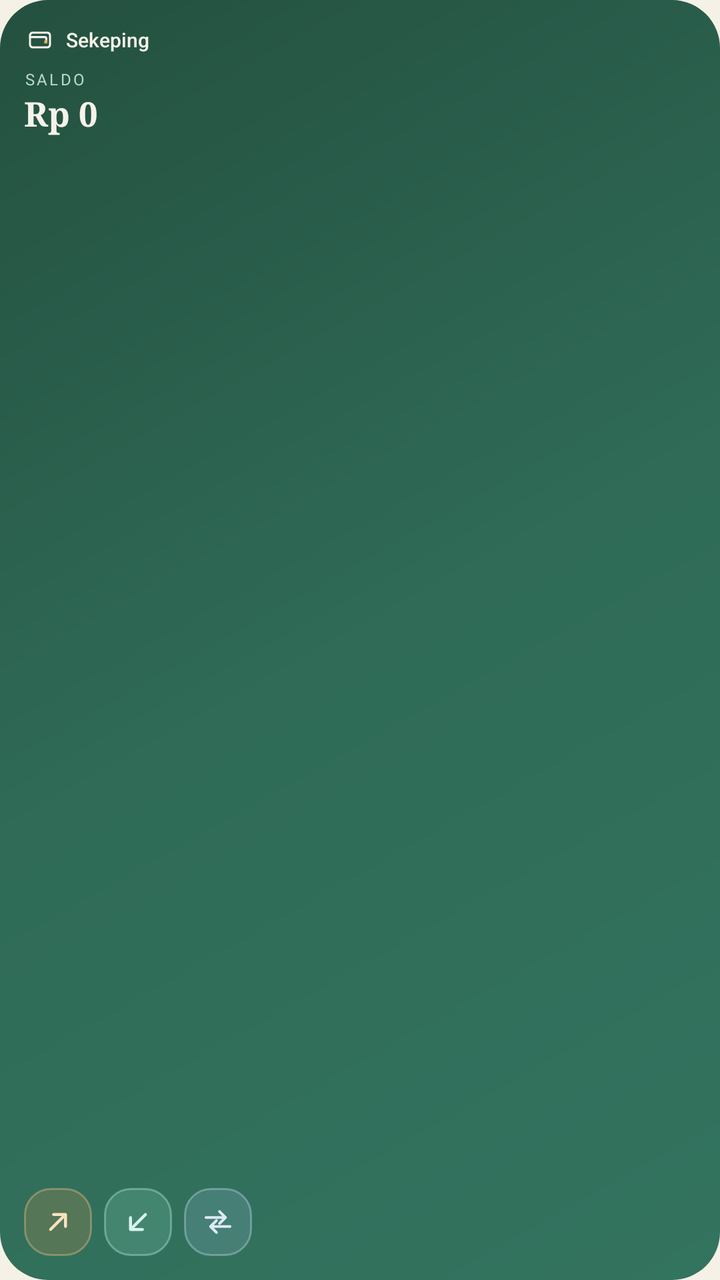
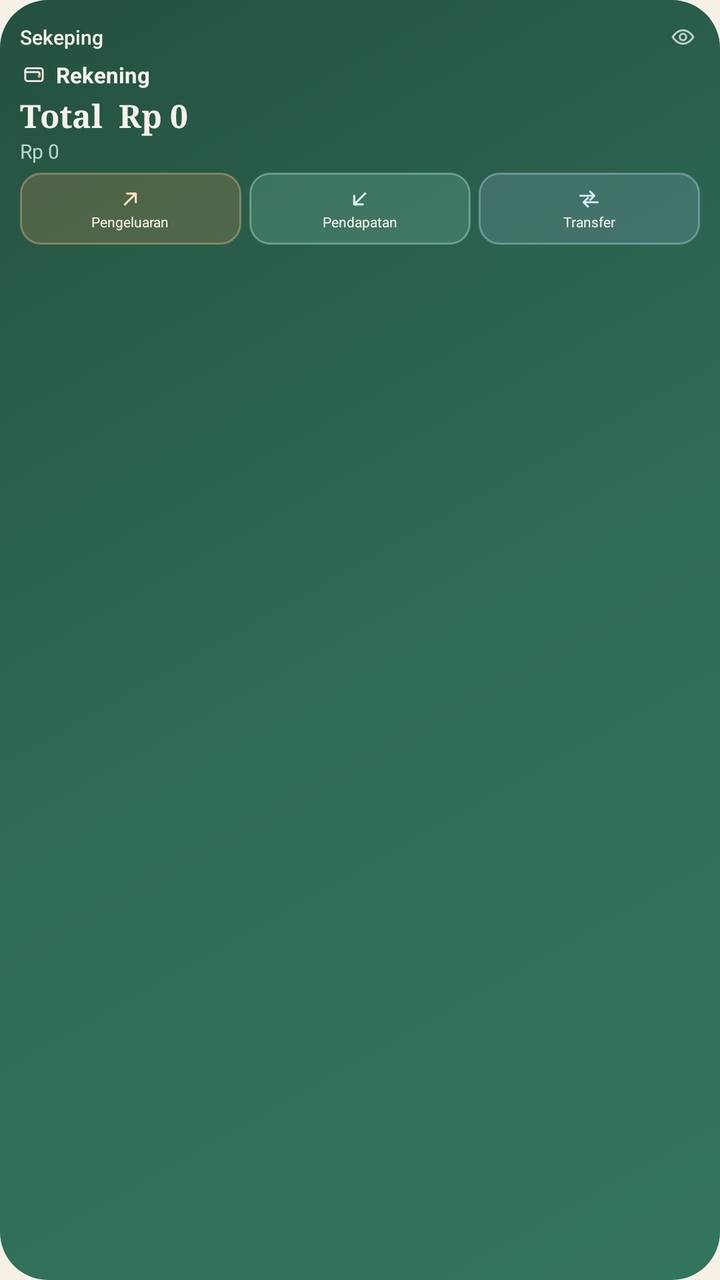

The first picture is an Android layout as it rendered before a commit; the second is the same layout after the commit. The layout source and the unified diff follow.
<!-- AndroidManifest.xml: application theme Theme.Sekeping -->
<!-- res/layout/widget_sekeping_square.xml -->
<?xml version="1.0" encoding="utf-8"?>
<LinearLayout xmlns:android="http://schemas.android.com/apk/res/android"
    android:id="@+id/widget_root"
    android:layout_width="match_parent"
    android:layout_height="match_parent"
    android:background="@drawable/widget_bg"
    android:contentDescription="@string/widget_open"
    android:orientation="vertical"
    android:padding="12dp">

    <LinearLayout
        android:layout_width="match_parent"
        android:layout_height="wrap_content"
        android:gravity="center_vertical"
        android:orientation="horizontal">

        <ImageView
            android:layout_width="16dp"
            android:layout_height="16dp"
            android:contentDescription="@string/app_name"
            android:src="@drawable/ic_wallet" />

        <TextView
            android:layout_width="wrap_content"
            android:layout_height="wrap_content"
            android:layout_marginStart="5dp"
            android:fontFamily="sans-serif-medium"
            android:text="@string/app_name"
            android:textColor="@color/widget_cream"
            android:textSize="10sp" />
    </LinearLayout>

    <TextView
        android:id="@+id/widget_caption"
        android:layout_width="match_parent"
        android:layout_height="wrap_content"
        android:layout_marginTop="6dp"
        android:ellipsize="end"
        android:letterSpacing="0.14"
        android:maxLines="1"
        android:text="@string/widget_caption"
        android:textAllCaps="true"
        android:textColor="@color/widget_muted"
        android:textSize="8sp" />

    <TextView
        android:id="@+id/widget_balance"
        android:layout_width="match_parent"
        android:layout_height="wrap_content"
        android:ellipsize="end"
        android:fontFamily="serif"
        android:textStyle="bold"
        android:maxLines="1"
        android:text="Rp 0"
        android:textColor="@color/widget_cream"
        android:textSize="17sp" />

    <LinearLayout
        android:layout_width="match_parent"
        android:layout_height="0dp"
        android:layout_weight="1"
        android:orientation="vertical" />

    <LinearLayout
        android:layout_width="wrap_content"
        android:layout_height="wrap_content"
        android:gravity="center_vertical"
        android:orientation="horizontal">

        <ImageView
            android:id="@+id/widget_expense"
            android:layout_width="34dp"
            android:layout_height="34dp"
            android:background="@drawable/widget_btn_expense"
            android:clickable="true"
            android:contentDescription="@string/widget_expense"
            android:focusable="true"
            android:padding="8dp"
            android:src="@drawable/ic_widget_expense"
            android:tint="@color/widget_icon_expense" />

        <ImageView
            android:id="@+id/widget_income"
            android:layout_width="34dp"
            android:layout_height="34dp"
            android:layout_marginStart="6dp"
            android:background="@drawable/widget_btn_income"
            android:clickable="true"
            android:contentDescription="@string/widget_income"
            android:focusable="true"
            android:padding="8dp"
            android:src="@drawable/ic_widget_income"
            android:tint="@color/widget_icon_income" />

        <ImageView
            android:id="@+id/widget_transfer"
            android:layout_width="34dp"
            android:layout_height="34dp"
            android:layout_marginStart="6dp"
            android:background="@drawable/widget_btn_transfer"
            android:clickable="true"
            android:contentDescription="@string/widget_transfer"
            android:focusable="true"
            android:padding="8dp"
            android:src="@drawable/ic_widget_transfer"
            android:tint="@color/widget_icon_transfer" />
    </LinearLayout>
</LinearLayout>
<!-- resources referenced by this layout -->
<resources>
  <color name="widget_cream">#F6F2E9</color>
  <color name="widget_icon_expense">#FFE1BC</color>
  <color name="widget_icon_income">#D8F6EA</color>
  <color name="widget_icon_transfer">#DCEBF7</color>
  <color name="widget_muted">#B9D6CA</color>
  <!-- drawable widget_bg (drawable) -->
  <?xml version="1.0" encoding="utf-8"?>
  <shape xmlns:android="http://schemas.android.com/apk/res/android"
      android:shape="rectangle">
      <gradient
          android:angle="135"
          android:centerColor="@color/brand"
          android:endColor="@color/brand_dark"
          android:startColor="#33745F"
          android:type="linear" />
      <corners android:radius="24dp" />
  </shape>
  <!-- drawable widget_btn_expense (drawable) -->
  <?xml version="1.0" encoding="utf-8"?>
  <ripple xmlns:android="http://schemas.android.com/apk/res/android"
      android:color="#33FFFFFF">
      <item>
          <shape android:shape="rectangle">
              <solid android:color="#3DC98A4B" />
              <corners android:radius="13dp" />
              <stroke
                  android:width="1dp"
                  android:color="#66E8BE8C" />
          </shape>
      </item>
  </ripple>
  <!-- drawable widget_btn_income (drawable) -->
  <?xml version="1.0" encoding="utf-8"?>
  <ripple xmlns:android="http://schemas.android.com/apk/res/android"
      android:color="#33FFFFFF">
      <item>
          <shape android:shape="rectangle">
              <solid android:color="#338FD8C0" />
              <corners android:radius="13dp" />
              <stroke
                  android:width="1dp"
                  android:color="#66B4EED8" />
          </shape>
      </item>
  </ripple>
  <!-- drawable widget_btn_transfer (drawable) -->
  <?xml version="1.0" encoding="utf-8"?>
  <ripple xmlns:android="http://schemas.android.com/apk/res/android"
      android:color="#33FFFFFF">
      <item>
          <shape android:shape="rectangle">
              <solid android:color="#339DBBD4" />
              <corners android:radius="13dp" />
              <stroke
                  android:width="1dp"
                  android:color="#66BED7EC" />
          </shape>
      </item>
  </ripple>
  <string name="app_name">Sekeping</string>
  <string name="widget_caption">Saldo</string>
  <string name="widget_expense">Pengeluaran</string>
  <string name="widget_income">Pendapatan</string>
  <string name="widget_open">Buka Sekeping</string>
  <string name="widget_transfer">Transfer</string>
  <style name="Theme.Sekeping" parent="Theme.AppCompat.DayNight.NoActionBar">
          <item name="colorPrimary">@color/brand</item>
          <item name="colorPrimaryDark">@color/paper</item>
          <item name="colorAccent">@color/accent</item>
          <item name="android:windowBackground">@color/paper</item>
          <item name="android:statusBarColor">@color/paper</item>
          <item name="android:navigationBarColor">@color/paper</item>
          <item name="android:windowLightStatusBar">true</item>
      </style>
  <color name="brand">#2F6B57</color>
  <color name="brand_dark">#24503F</color>
  <color name="paper">#F6F1E7</color>
  <color name="accent">#2F6B57</color>
  <!-- unchanged entries left out for length: 4 -->
</resources>

<!-- the commit's change to res/layout/widget_sekeping_square.xml (unified diff, before → after) -->
@@ -6,7 +6,7 @@
     android:background="@drawable/widget_bg"
     android:contentDescription="@string/widget_open"
     android:orientation="vertical"
-    android:padding="12dp">
+    android:padding="10dp">
 
     <LinearLayout
         android:layout_width="match_parent"
@@ -14,95 +14,173 @@
         android:gravity="center_vertical"
         android:orientation="horizontal">
 
-        <ImageView
-            android:layout_width="16dp"
-            android:layout_height="16dp"
-            android:contentDescription="@string/app_name"
-            android:src="@drawable/ic_wallet" />
-
         <TextView
             android:layout_width="wrap_content"
             android:layout_height="wrap_content"
-            android:layout_marginStart="5dp"
             android:fontFamily="sans-serif-medium"
             android:text="@string/app_name"
             android:textColor="@color/widget_cream"
             android:textSize="10sp" />
+
+        <View
+            android:layout_width="0dp"
+            android:layout_height="1dp"
+            android:layout_weight="1" />
+
+        <ImageView
+            android:id="@+id/widget_eye"
+            android:layout_width="17dp"
+            android:layout_height="17dp"
+            android:contentDescription="@string/widget_toggle_amounts"
+            android:padding="2dp"
+            android:src="@drawable/ic_eye"
+            android:tint="@color/widget_muted" />
     </LinearLayout>
-
-    <TextView
-        android:id="@+id/widget_caption"
-        android:layout_width="match_parent"
-        android:layout_height="wrap_content"
-        android:layout_marginTop="6dp"
-        android:ellipsize="end"
-        android:letterSpacing="0.14"
-        android:maxLines="1"
-        android:text="@string/widget_caption"
-        android:textAllCaps="true"
-        android:textColor="@color/widget_muted"
-        android:textSize="8sp" />
-
-    <TextView
-        android:id="@+id/widget_balance"
-        android:layout_width="match_parent"
-        android:layout_height="wrap_content"
-        android:ellipsize="end"
-        android:fontFamily="serif"
-        android:textStyle="bold"
-        android:maxLines="1"
-        android:text="Rp 0"
-        android:textColor="@color/widget_cream"
-        android:textSize="17sp" />
 
     <LinearLayout
         android:layout_width="match_parent"
-        android:layout_height="0dp"
-        android:layout_weight="1"
-        android:orientation="vertical" />
-
-    <LinearLayout
-        android:layout_width="wrap_content"
         android:layout_height="wrap_content"
+        android:layout_marginTop="3dp"
         android:gravity="center_vertical"
         android:orientation="horizontal">
 
         <ImageView
+            android:id="@+id/widget_provider_icon"
+            android:layout_width="14dp"
+            android:layout_height="14dp"
+            android:contentDescription="@string/widget_provider"
+            android:src="@drawable/ic_wallet" />
+
+        <TextView
+            android:id="@+id/widget_provider"
+            android:layout_width="0dp"
+            android:layout_height="wrap_content"
+            android:layout_marginStart="4dp"
+            android:layout_weight="1"
+            android:ellipsize="end"
+            android:maxLines="1"
+            android:text="@string/widget_provider"
+            android:textColor="@color/widget_cream"
+            android:textSize="11sp"
+            android:textStyle="bold" />
+    </LinearLayout>
+
+    <TextView
+        android:id="@+id/widget_total"
+        android:layout_width="match_parent"
+        android:layout_height="wrap_content"
+        android:layout_marginTop="2dp"
+        android:ellipsize="end"
+        android:fontFamily="serif"
+        android:maxLines="1"
+        android:text="Total  Rp 0"
+        android:textColor="@color/widget_cream"
+        android:textSize="16sp"
+        android:textStyle="bold" />
+
+    <TextView
+        android:id="@+id/widget_provider_balance"
+        android:layout_width="match_parent"
+        android:layout_height="wrap_content"
+        android:ellipsize="end"
+        android:maxLines="1"
+        android:text="Rp 0"
+        android:textColor="@color/widget_muted"
+        android:textSize="10sp" />
+
+    <LinearLayout
+        android:layout_width="match_parent"
+        android:layout_height="36dp"
+        android:layout_marginTop="4dp"
+        android:orientation="horizontal">
+
+        <LinearLayout
             android:id="@+id/widget_expense"
-            android:layout_width="34dp"
-            android:layout_height="34dp"
+            android:layout_width="0dp"
+            android:layout_height="match_parent"
+            android:layout_marginEnd="4dp"
+            android:layout_weight="1"
             android:background="@drawable/widget_btn_expense"
             android:clickable="true"
             android:contentDescription="@string/widget_expense"
             android:focusable="true"
-            android:padding="8dp"
-            android:src="@drawable/ic_widget_expense"
-            android:tint="@color/widget_icon_expense" />
+            android:gravity="center"
+            android:orientation="vertical">
 
-        <ImageView
+            <ImageView
+                android:layout_width="13dp"
+                android:layout_height="13dp"
+                android:contentDescription="@string/widget_expense"
+                android:src="@drawable/ic_widget_expense"
+                android:tint="@color/widget_icon_expense" />
+
+            <TextView
+                android:id="@+id/widget_expense_label"
+                android:layout_width="wrap_content"
+                android:layout_height="wrap_content"
+                android:maxLines="1"
+                android:text="@string/widget_expense"
+                android:textColor="@color/widget_cream"
+                android:textSize="7sp" />
+        </LinearLayout>
+
+        <LinearLayout
             android:id="@+id/widget_income"
-            android:layout_width="34dp"
-            android:layout_height="34dp"
-            android:layout_marginStart="6dp"
+            android:layout_width="0dp"
+            android:layout_height="match_parent"
+            android:layout_marginEnd="4dp"
+            android:layout_weight="1"
             android:background="@drawable/widget_btn_income"
             android:clickable="true"
             android:contentDescription="@string/widget_income"
             android:focusable="true"
-            android:padding="8dp"
-            android:src="@drawable/ic_widget_income"
-            android:tint="@color/widget_icon_income" />
+            android:gravity="center"
+            android:orientation="vertical">
 
-        <ImageView
+            <ImageView
+                android:layout_width="13dp"
+                android:layout_height="13dp"
+                android:contentDescription="@string/widget_income"
+                android:src="@drawable/ic_widget_income"
+                android:tint="@color/widget_icon_income" />
+
+            <TextView
+                android:id="@+id/widget_income_label"
+                android:layout_width="wrap_content"
+                android:layout_height="wrap_content"
+                android:maxLines="1"
+                android:text="@string/widget_income"
+                android:textColor="@color/widget_cream"
+                android:textSize="7sp" />
+        </LinearLayout>
+
+        <LinearLayout
             android:id="@+id/widget_transfer"
-            android:layout_width="34dp"
-            android:layout_height="34dp"
-            android:layout_marginStart="6dp"
+            android:layout_width="0dp"
+            android:layout_height="match_parent"
+            android:layout_weight="1"
             android:background="@drawable/widget_btn_transfer"
             android:clickable="true"
             android:contentDescription="@string/widget_transfer"
             android:focusable="true"
-            android:padding="8dp"
-            android:src="@drawable/ic_widget_transfer"
-            android:tint="@color/widget_icon_transfer" />
+            android:gravity="center"
+            android:orientation="vertical">
+
+            <ImageView
+                android:layout_width="13dp"
+                android:layout_height="13dp"
+                android:contentDescription="@string/widget_transfer"
+                android:src="@drawable/ic_widget_transfer"
+                android:tint="@color/widget_icon_transfer" />
+
+            <TextView
+                android:id="@+id/widget_transfer_label"
+                android:layout_width="wrap_content"
+                android:layout_height="wrap_content"
+                android:maxLines="1"
+                android:text="@string/widget_transfer"
+                android:textColor="@color/widget_cream"
+                android:textSize="7sp" />
+        </LinearLayout>
     </LinearLayout>
 </LinearLayout>
<!-- resource entries referenced after the edit -->
@@ -5,6 +5,15 @@
   <color name="widget_icon_income">#D8F6EA</color>
   <color name="widget_icon_transfer">#DCEBF7</color>
   <color name="widget_muted">#B9D6CA</color>
+  <!-- drawable ic_eye (drawable) -->
+  <vector xmlns:android="http://schemas.android.com/apk/res/android"
+      android:width="24dp" android:height="24dp"
+      android:viewportWidth="24" android:viewportHeight="24">
+      <path android:fillColor="#00000000" android:strokeColor="#FFFFFFFF" android:strokeWidth="1.8"
+          android:pathData="M2.5,12S6,5.8 12,5.8 21.5,12 21.5,12 18,18.2 12,18.2 2.5,12 2.5,12Z" />
+      <path android:fillColor="#00000000" android:strokeColor="#FFFFFFFF" android:strokeWidth="1.8"
+          android:pathData="M12,12m-3,0a3,3 0 1,0 6,0a3,3 0 1,0 -6,0" />
+  </vector>
   <!-- drawable widget_bg (drawable) -->
   <?xml version="1.0" encoding="utf-8"?>
   <shape xmlns:android="http://schemas.android.com/apk/res/android"
@@ -24,7 +33,7 @@
       <item>
           <shape android:shape="rectangle">
               <solid android:color="#3DC98A4B" />
-              <corners android:radius="13dp" />
+              <corners android:radius="10dp" />
               <stroke
                   android:width="1dp"
                   android:color="#66E8BE8C" />
@@ -38,7 +47,7 @@
       <item>
           <shape android:shape="rectangle">
               <solid android:color="#338FD8C0" />
-              <corners android:radius="13dp" />
+              <corners android:radius="10dp" />
               <stroke
                   android:width="1dp"
                   android:color="#66B4EED8" />
@@ -52,7 +61,7 @@
       <item>
           <shape android:shape="rectangle">
               <solid android:color="#339DBBD4" />
-              <corners android:radius="13dp" />
+              <corners android:radius="10dp" />
               <stroke
                   android:width="1dp"
                   android:color="#66BED7EC" />
@@ -60,10 +69,11 @@
       </item>
   </ripple>
   <string name="app_name">Sekeping</string>
-  <string name="widget_caption">Saldo</string>
   <string name="widget_expense">Pengeluaran</string>
   <string name="widget_income">Pendapatan</string>
   <string name="widget_open">Buka Sekeping</string>
+  <string name="widget_provider">Rekening</string>
+  <string name="widget_toggle_amounts">Sembunyikan atau tampilkan nominal</string>
   <string name="widget_transfer">Transfer</string>
   <style name="Theme.Sekeping" parent="Theme.AppCompat.DayNight.NoActionBar">
           <item name="colorPrimary">@color/brand</item>
